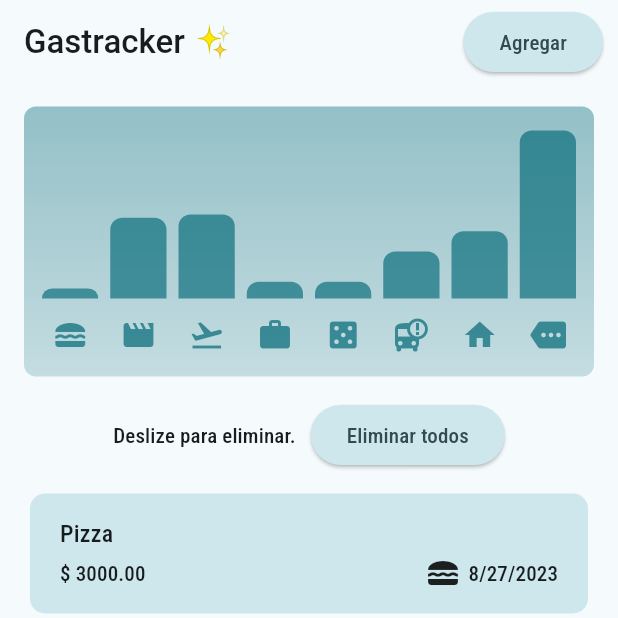
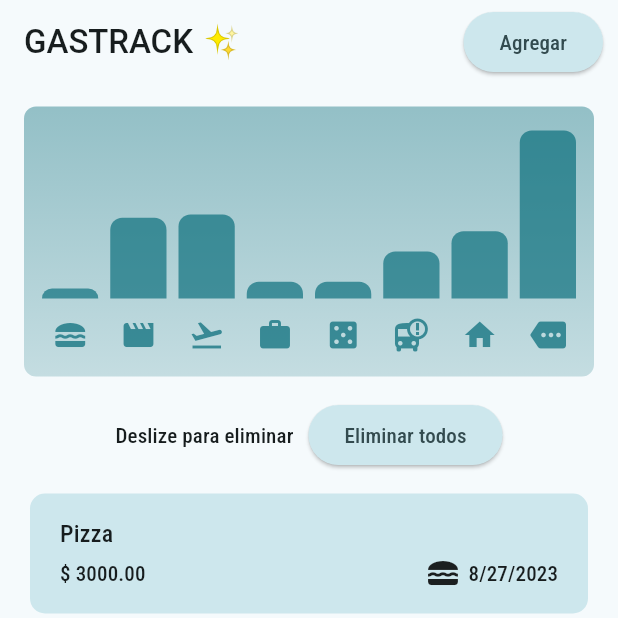
Before and after one commit to gasteac/gastracker, a Flutter app: the screen it shows after launch, on a phone screen of 412 x 824 dp, the top half of it. Run offline on Flutter 3.47's test engine with Material 3 defaults, Android fonts, the phone set to English and light mode, and no system bars; Roboto replaces fonts that are missing (Aladin); project files that could hold a hidden picture were left out.

Commit message:
terminado + icono

```diff
--- a/lib/main.dart
+++ b/lib/main.dart
@@ -1,5 +1,5 @@
 import 'package:flutter/material.dart';
-import 'package:gastracker/widgets/expenses.dart';
+import 'package:gastrack/widgets/expenses.dart';
 // import 'package:flutter/services.dart';
 
 var kColorScheme =
--- a/lib/widgets/chart/chart.dart
+++ b/lib/widgets/chart/chart.dart
@@ -1,7 +1,7 @@
 import 'package:flutter/material.dart';
 
-import 'package:gastracker/widgets/chart/chart_bar.dart';
-import 'package:gastracker/models/expense.dart';
+import 'package:gastrack/widgets/chart/chart_bar.dart';
+import 'package:gastrack/models/expense.dart';
 
 class Chart extends StatelessWidget {
   const Chart({super.key, required this.expenses});
--- a/lib/widgets/expenses.dart
+++ b/lib/widgets/expenses.dart
@@ -1,8 +1,8 @@
 import 'package:flutter/material.dart';
-import 'package:gastracker/widgets/expenses_list/expenses_list.dart';
-import 'package:gastracker/models/expense.dart';
-import "package:gastracker/widgets/new_expense.dart";
-import 'package:gastracker/widgets/chart/chart.dart';
+import 'package:gastrack/widgets/expenses_list/expenses_list.dart';
+import 'package:gastrack/models/expense.dart';
+import "package:gastrack/widgets/new_expense.dart";
+import 'package:gastrack/widgets/chart/chart.dart';
 
 class Expenses extends StatefulWidget {
   const Expenses({super.key});
@@ -168,7 +168,7 @@ class _ExpensesState extends State<Expenses> {
                   child: const Text("Agregar")))
         ],
         title: const Text(
-          'Gastracker ✨🫰',
+          'GASTRACK ✨🫰',
           style: TextStyle(fontFamily: 'Aladin', fontWeight: FontWeight.w500),
         ),
       ),
@@ -179,7 +179,7 @@ class _ExpensesState extends State<Expenses> {
                 Row(
                   mainAxisAlignment: MainAxisAlignment.center,
                   children: [
-                    Text("Deslize para eliminar.",
+                    Text("Deslize para eliminar",
                         style: Theme.of(context).textTheme.titleSmall),
                     const SizedBox(width: 10),
                     ElevatedButton(
@@ -201,7 +201,7 @@ class _ExpensesState extends State<Expenses> {
                       Row(
                         mainAxisAlignment: MainAxisAlignment.center,
                         children: [
-                          Text("Deslize para eliminar.",
+                          Text("Deslize para eliminar",
                               style: Theme.of(context).textTheme.titleSmall),
                           const SizedBox(width: 10),
                           ElevatedButton(
--- a/lib/widgets/expenses_list/expense_item.dart
+++ b/lib/widgets/expenses_list/expense_item.dart
@@ -1,5 +1,5 @@
 import 'package:flutter/material.dart';
-import 'package:gastracker/models/expense.dart';
+import 'package:gastrack/models/expense.dart';
 
 class ExpenseItem extends StatelessWidget {
   const ExpenseItem(this.expense, {super.key});
--- a/lib/widgets/expenses_list/expenses_list.dart
+++ b/lib/widgets/expenses_list/expenses_list.dart
@@ -1,6 +1,6 @@
 import 'package:flutter/material.dart';
-import 'package:gastracker/models/expense.dart';
-import 'package:gastracker/widgets/expenses_list/expense_item.dart';
+import 'package:gastrack/models/expense.dart';
+import 'package:gastrack/widgets/expenses_list/expense_item.dart';
 
 class ExpensesList extends StatelessWidget {
   const ExpensesList(
--- a/lib/widgets/new_expense.dart
+++ b/lib/widgets/new_expense.dart
@@ -1,7 +1,7 @@
 import 'dart:io';
 import 'package:flutter/cupertino.dart';
 import "package:flutter/material.dart";
-import 'package:gastracker/models/expense.dart';
+import 'package:gastrack/models/expense.dart';
 
 class NewExpense extends StatefulWidget {
   const NewExpense({super.key, required this.onAddExpense});
```
Also changed, not shown: pubspec.yaml (+10 -1 lines), assets/icons/gastracker.png (added), pubspec.lock, 28 other files.
